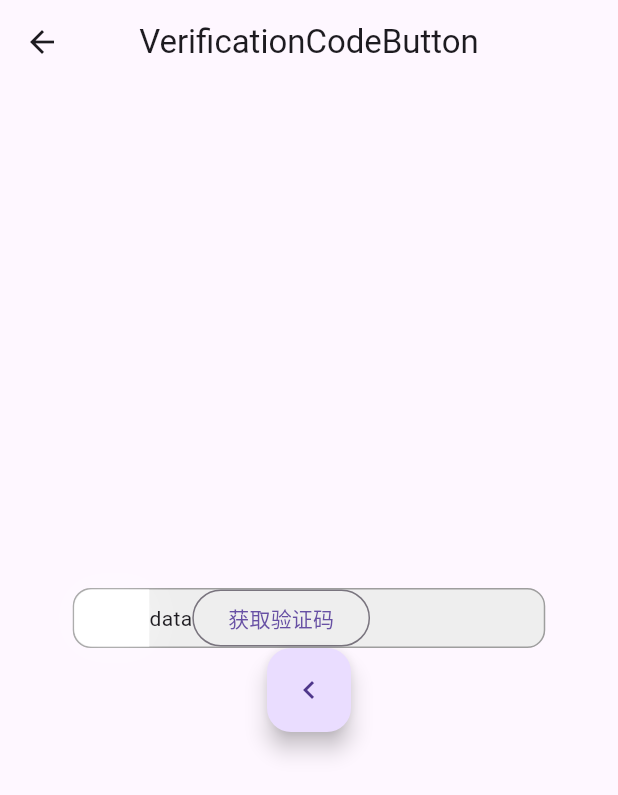
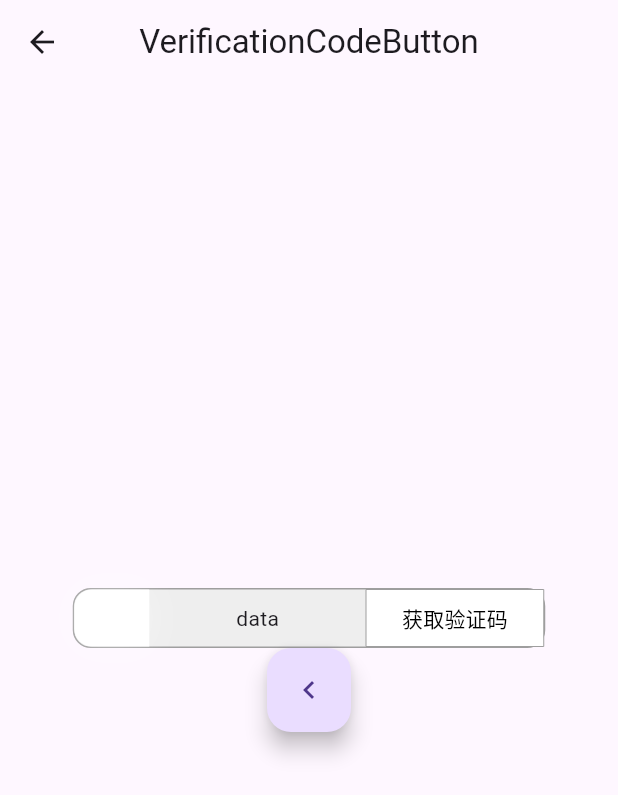
Before and after one commit to lianghuilin/verification_code_button_demo, a Flutter app: the VerificationCodeButtonView screen opened by its route, on a phone screen of 412 x 824 dp. Shown: the top 795 px of the screen. Run offline on Flutter 3.47's test engine with Material 3 defaults, Android fonts, the phone set to English and light mode, and no system bars; our stand-ins replace get.

Commit message:
button style

```diff
--- a/lib/app/modules/verification_code_button/view/verification_code_button_view.dart
+++ b/lib/app/modules/verification_code_button/view/verification_code_button_view.dart
@@ -27,6 +27,7 @@ class VerificationCodeButtonView extends StatelessWidget {
                 width: 315,
                 height: 40,
                 child: Row(
+                  mainAxisAlignment: MainAxisAlignment.spaceBetween,
                   children: [
                     Container(
                       width: 50,
@@ -51,7 +52,26 @@ class VerificationCodeButtonView extends StatelessWidget {
                       child: Text("+86", style: _textStyleContent()),
                     ),
                     Text('data'),
-                    OutlinedButton(onPressed: () {}, child: Text('获取验证码')),
+                    ElevatedButton(
+                      onPressed: null,
+                      child: Text('获取验证码'),
+                      style: ButtonStyle(
+                        backgroundColor: MaterialStateProperty.all(
+                          Colors.white,
+                        ),
+                        foregroundColor: MaterialStateProperty.all(
+                          Colors.black,
+                        ),
+                        shape:
+                            MaterialStateProperty.all<RoundedRectangleBorder>(
+                              RoundedRectangleBorder(
+                                borderRadius: BorderRadius.circular(0),
+                                side: BorderSide(color: Colors.grey, width: 0),
+                              ),
+                            ),
+                      ),
+                    ),
+                    // OutlinedButton(style: ButtonStyle(), onPressed: () {}, child: Text('获取验证码')),
                   ],
                 ),
               ),
```
